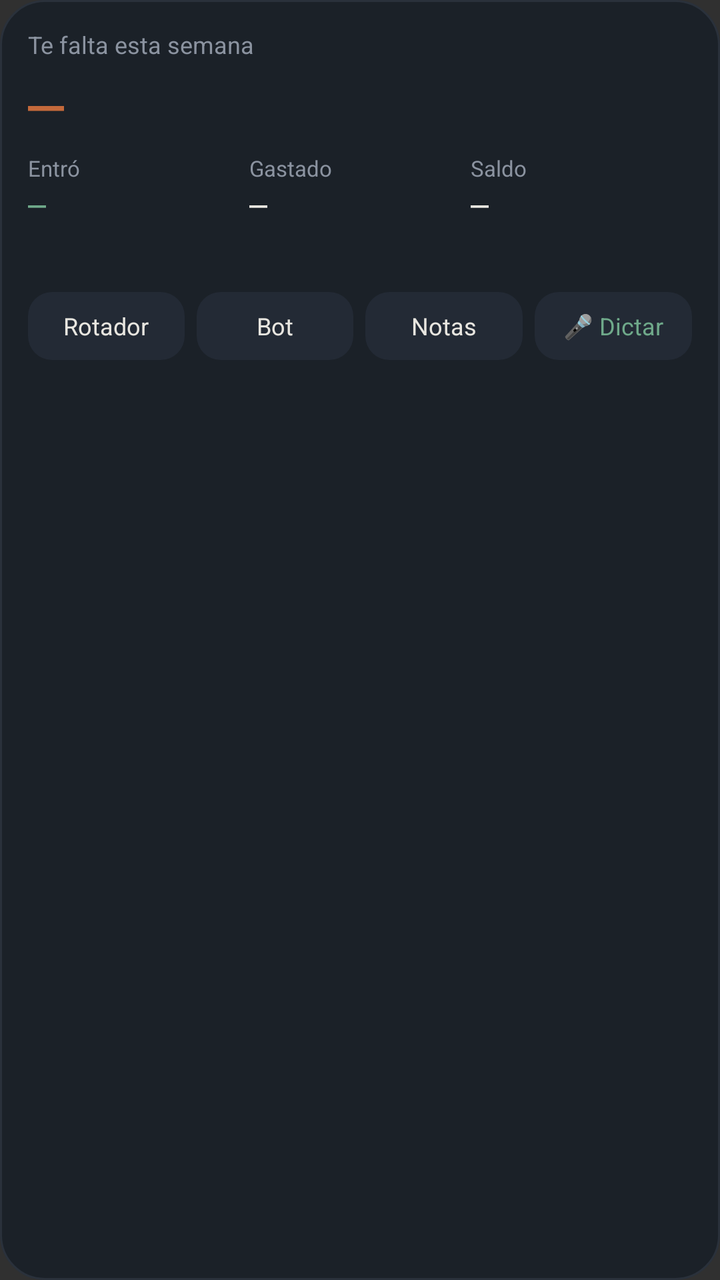
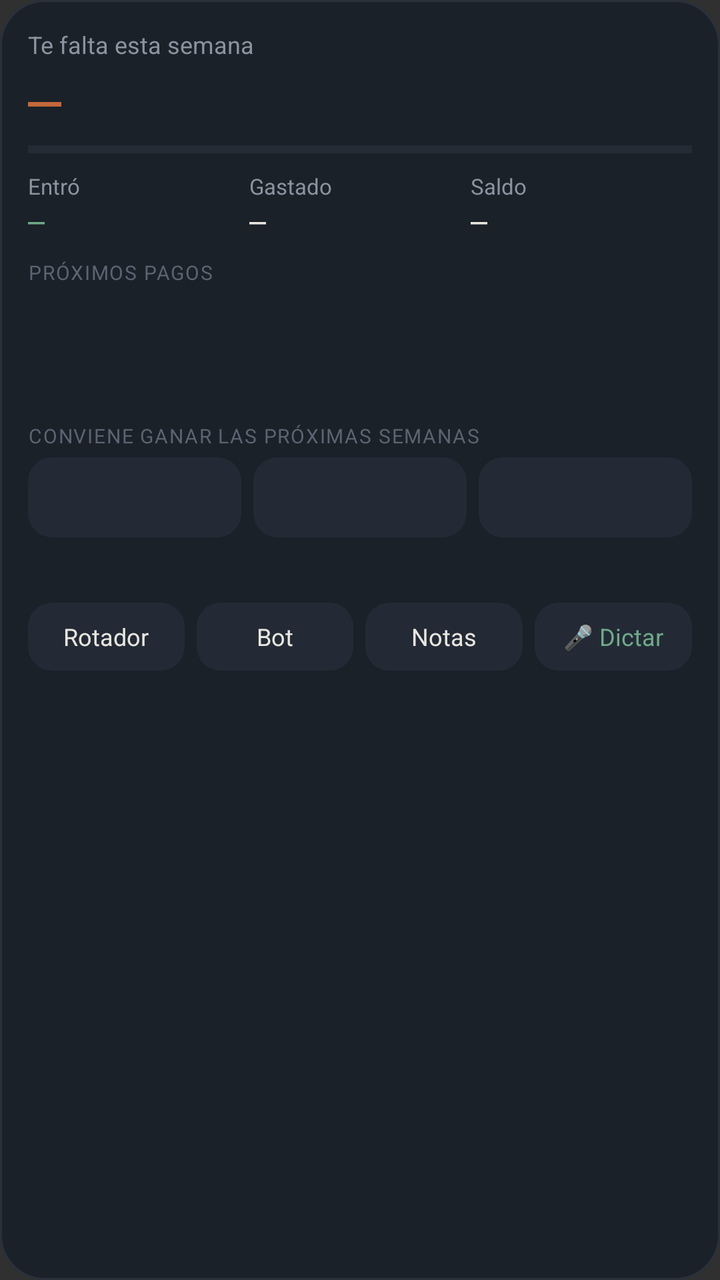

Before-and-after screenshots of an Android layout around one commit, followed by the original layout XML and the change that was made.
<!-- AndroidManifest.xml: application theme android:Theme.Material.NoActionBar -->
<!-- res/layout/widget_week.xml -->
<?xml version="1.0" encoding="utf-8"?>
<LinearLayout xmlns:android="http://schemas.android.com/apk/res/android"
    android:id="@+id/w_root"
    android:layout_width="match_parent"
    android:layout_height="match_parent"
    android:orientation="vertical"
    android:background="@drawable/widget_bg"
    android:padding="14dp">

    <LinearLayout
        android:layout_width="match_parent"
        android:layout_height="wrap_content"
        android:orientation="horizontal">
        <TextView
            android:id="@+id/w_label"
            android:layout_width="0dp"
            android:layout_weight="1"
            android:layout_height="wrap_content"
            android:text="Te falta esta semana"
            android:textColor="#8B93A0"
            android:textSize="12sp" />
        <TextView
            android:id="@+id/w_updated"
            android:layout_width="wrap_content"
            android:layout_height="wrap_content"
            android:textColor="#5B6472"
            android:textSize="10sp" />
    </LinearLayout>

    <TextView
        android:id="@+id/w_main"
        android:layout_width="wrap_content"
        android:layout_height="wrap_content"
        android:text="—"
        android:textColor="#C4693B"
        android:textSize="30sp"
        android:fontFamily="monospace" />

    <LinearLayout
        android:layout_width="match_parent"
        android:layout_height="wrap_content"
        android:layout_marginTop="6dp"
        android:orientation="horizontal">
        <LinearLayout android:layout_width="0dp" android:layout_weight="1" android:layout_height="wrap_content" android:orientation="vertical">
            <TextView android:layout_width="wrap_content" android:layout_height="wrap_content" android:text="Entró" android:textColor="#8B93A0" android:textSize="11sp" />
            <TextView android:id="@+id/w_in" android:layout_width="wrap_content" android:layout_height="wrap_content" android:text="—" android:textColor="#6FA98A" android:textSize="15sp" android:fontFamily="monospace" />
        </LinearLayout>
        <LinearLayout android:layout_width="0dp" android:layout_weight="1" android:layout_height="wrap_content" android:orientation="vertical">
            <TextView android:layout_width="wrap_content" android:layout_height="wrap_content" android:text="Gastado" android:textColor="#8B93A0" android:textSize="11sp" />
            <TextView android:id="@+id/w_out" android:layout_width="wrap_content" android:layout_height="wrap_content" android:text="—" android:textColor="#E8E6E0" android:textSize="15sp" android:fontFamily="monospace" />
        </LinearLayout>
        <LinearLayout android:layout_width="0dp" android:layout_weight="1" android:layout_height="wrap_content" android:orientation="vertical">
            <TextView android:layout_width="wrap_content" android:layout_height="wrap_content" android:text="Saldo" android:textColor="#8B93A0" android:textSize="11sp" />
            <TextView android:id="@+id/w_bal" android:layout_width="wrap_content" android:layout_height="wrap_content" android:text="—" android:textColor="#E8E6E0" android:textSize="15sp" android:fontFamily="monospace" />
        </LinearLayout>
    </LinearLayout>

    <TextView
        android:id="@+id/w_next"
        android:layout_width="match_parent"
        android:layout_height="wrap_content"
        android:layout_marginTop="8dp"
        android:maxLines="1"
        android:ellipsize="end"
        android:text=""
        android:textColor="#E8E6E0"
        android:textSize="12sp" />

    <LinearLayout
        android:layout_width="match_parent"
        android:layout_height="wrap_content"
        android:layout_marginTop="10dp"
        android:orientation="horizontal">
        <TextView android:id="@+id/w_btn_rot" android:layout_width="0dp" android:layout_weight="1" android:layout_height="34dp" android:layout_marginEnd="6dp" android:background="@drawable/widget_btn" android:gravity="center" android:text="Rotador" android:textColor="#E8E6E0" android:textSize="12sp" />
        <TextView android:id="@+id/w_btn_bot" android:layout_width="0dp" android:layout_weight="1" android:layout_height="34dp" android:layout_marginEnd="6dp" android:background="@drawable/widget_btn" android:gravity="center" android:text="Bot" android:textColor="#E8E6E0" android:textSize="12sp" />
        <TextView android:id="@+id/w_btn_notes" android:layout_width="0dp" android:layout_weight="1" android:layout_height="34dp" android:layout_marginEnd="6dp" android:background="@drawable/widget_btn" android:gravity="center" android:text="Notas" android:textColor="#E8E6E0" android:textSize="12sp" />
        <TextView android:id="@+id/w_btn_dict" android:layout_width="0dp" android:layout_weight="1" android:layout_height="34dp" android:background="@drawable/widget_btn" android:gravity="center" android:text="🎤 Dictar" android:textColor="#6FA98A" android:textSize="12sp" />
    </LinearLayout>
</LinearLayout>
<!-- resources referenced by this layout -->
<resources>
  <!-- drawable widget_bg (drawable) -->
  <?xml version="1.0" encoding="utf-8"?>
  <shape xmlns:android="http://schemas.android.com/apk/res/android" android:shape="rectangle">
      <solid android:color="#F21B2129" />
      <corners android:radius="22dp" />
      <stroke android:width="1dp" android:color="#2A313B" />
  </shape>
  <!-- drawable widget_btn (drawable) -->
  <?xml version="1.0" encoding="utf-8"?>
  <shape xmlns:android="http://schemas.android.com/apk/res/android" android:shape="rectangle">
      <solid android:color="#232A35" />
      <corners android:radius="12dp" />
  </shape>
</resources>

<!-- the commit's change to res/layout/widget_week.xml (unified diff, before → after) -->
@@ -7,70 +7,79 @@
     android:background="@drawable/widget_bg"
     android:padding="14dp">
 
-    <LinearLayout
-        android:layout_width="match_parent"
-        android:layout_height="wrap_content"
-        android:orientation="horizontal">
-        <TextView
-            android:id="@+id/w_label"
-            android:layout_width="0dp"
-            android:layout_weight="1"
-            android:layout_height="wrap_content"
-            android:text="Te falta esta semana"
-            android:textColor="#8B93A0"
-            android:textSize="12sp" />
-        <TextView
-            android:id="@+id/w_updated"
-            android:layout_width="wrap_content"
-            android:layout_height="wrap_content"
-            android:textColor="#5B6472"
-            android:textSize="10sp" />
+    <LinearLayout android:layout_width="match_parent" android:layout_height="wrap_content" android:orientation="horizontal">
+        <TextView android:id="@+id/w_label" android:layout_width="0dp" android:layout_weight="1" android:layout_height="wrap_content"
+            android:text="Te falta esta semana" android:textColor="#8B93A0" android:textSize="12sp" />
+        <TextView android:id="@+id/w_revisar" android:layout_width="wrap_content" android:layout_height="wrap_content"
+            android:textColor="#3987E5" android:textSize="11sp" android:layout_marginEnd="8dp" />
+        <TextView android:id="@+id/w_updated" android:layout_width="wrap_content" android:layout_height="wrap_content"
+            android:textColor="#5B6472" android:textSize="10sp" />
     </LinearLayout>
 
-    <TextView
-        android:id="@+id/w_main"
-        android:layout_width="wrap_content"
-        android:layout_height="wrap_content"
-        android:text="—"
-        android:textColor="#C4693B"
-        android:textSize="30sp"
-        android:fontFamily="monospace" />
+    <LinearLayout android:layout_width="match_parent" android:layout_height="wrap_content" android:orientation="horizontal" android:gravity="bottom">
+        <TextView android:id="@+id/w_main" android:layout_width="wrap_content" android:layout_height="wrap_content"
+            android:text="—" android:textColor="#C4693B" android:textSize="28sp" android:fontFamily="monospace" />
+        <TextView android:id="@+id/w_meta" android:layout_width="wrap_content" android:layout_height="wrap_content"
+            android:layout_marginStart="8dp" android:layout_marginBottom="5dp" android:textColor="#5B6472" android:textSize="11sp" />
+    </LinearLayout>
 
-    <LinearLayout
-        android:layout_width="match_parent"
-        android:layout_height="wrap_content"
-        android:layout_marginTop="6dp"
-        android:orientation="horizontal">
+    <ProgressBar android:id="@+id/w_prog" style="?android:attr/progressBarStyleHorizontal"
+        android:layout_width="match_parent" android:layout_height="6dp" android:layout_marginTop="4dp"
+        android:max="100" android:progress="0" android:progressTint="#C4693B" android:progressBackgroundTint="#3A4250" />
+
+    <LinearLayout android:layout_width="match_parent" android:layout_height="wrap_content" android:layout_marginTop="8dp" android:orientation="horizontal">
         <LinearLayout android:layout_width="0dp" android:layout_weight="1" android:layout_height="wrap_content" android:orientation="vertical">
             <TextView android:layout_width="wrap_content" android:layout_height="wrap_content" android:text="Entró" android:textColor="#8B93A0" android:textSize="11sp" />
-            <TextView android:id="@+id/w_in" android:layout_width="wrap_content" android:layout_height="wrap_content" android:text="—" android:textColor="#6FA98A" android:textSize="15sp" android:fontFamily="monospace" />
+            <TextView android:id="@+id/w_in" android:layout_width="wrap_content" android:layout_height="wrap_content" android:text="—" android:textColor="#6FA98A" android:textSize="14sp" android:fontFamily="monospace" />
         </LinearLayout>
         <LinearLayout android:layout_width="0dp" android:layout_weight="1" android:layout_height="wrap_content" android:orientation="vertical">
             <TextView android:layout_width="wrap_content" android:layout_height="wrap_content" android:text="Gastado" android:textColor="#8B93A0" android:textSize="11sp" />
-            <TextView android:id="@+id/w_out" android:layout_width="wrap_content" android:layout_height="wrap_content" android:text="—" android:textColor="#E8E6E0" android:textSize="15sp" android:fontFamily="monospace" />
+            <TextView android:id="@+id/w_out" android:layout_width="wrap_content" android:layout_height="wrap_content" android:text="—" android:textColor="#E8E6E0" android:textSize="14sp" android:fontFamily="monospace" />
         </LinearLayout>
         <LinearLayout android:layout_width="0dp" android:layout_weight="1" android:layout_height="wrap_content" android:orientation="vertical">
             <TextView android:layout_width="wrap_content" android:layout_height="wrap_content" android:text="Saldo" android:textColor="#8B93A0" android:textSize="11sp" />
-            <TextView android:id="@+id/w_bal" android:layout_width="wrap_content" android:layout_height="wrap_content" android:text="—" android:textColor="#E8E6E0" android:textSize="15sp" android:fontFamily="monospace" />
+            <TextView android:id="@+id/w_bal" android:layout_width="wrap_content" android:layout_height="wrap_content" android:text="—" android:textColor="#E8E6E0" android:textSize="14sp" android:fontFamily="monospace" />
         </LinearLayout>
     </LinearLayout>
 
-    <TextView
-        android:id="@+id/w_next"
-        android:layout_width="match_parent"
-        android:layout_height="wrap_content"
-        android:layout_marginTop="8dp"
-        android:maxLines="1"
-        android:ellipsize="end"
-        android:text=""
-        android:textColor="#E8E6E0"
-        android:textSize="12sp" />
+    <TextView android:layout_width="wrap_content" android:layout_height="wrap_content" android:layout_marginTop="10dp"
+        android:text="PRÓXIMOS PAGOS" android:textColor="#5B6472" android:textSize="10sp" android:letterSpacing="0.06" />
+    <LinearLayout android:layout_width="match_parent" android:layout_height="wrap_content" android:orientation="vertical">
+        <LinearLayout android:layout_width="match_parent" android:layout_height="wrap_content" android:orientation="horizontal" android:layout_marginTop="3dp">
+            <TextView android:id="@+id/w_p1_t" android:layout_width="0dp" android:layout_weight="1" android:layout_height="wrap_content" android:maxLines="1" android:ellipsize="end" android:textColor="#E8E6E0" android:textSize="12sp" />
+            <TextView android:id="@+id/w_p1_a" android:layout_width="wrap_content" android:layout_height="wrap_content" android:textColor="#C4693B" android:textSize="12sp" android:fontFamily="monospace" />
+        </LinearLayout>
+        <LinearLayout android:layout_width="match_parent" android:layout_height="wrap_content" android:orientation="horizontal" android:layout_marginTop="3dp">
+            <TextView android:id="@+id/w_p2_t" android:layout_width="0dp" android:layout_weight="1" android:layout_height="wrap_content" android:maxLines="1" android:ellipsize="end" android:textColor="#E8E6E0" android:textSize="12sp" />
+            <TextView android:id="@+id/w_p2_a" android:layout_width="wrap_content" android:layout_height="wrap_content" android:textColor="#C4693B" android:textSize="12sp" android:fontFamily="monospace" />
+        </LinearLayout>
+        <LinearLayout android:layout_width="match_parent" android:layout_height="wrap_content" android:orientation="horizontal" android:layout_marginTop="3dp">
+            <TextView android:id="@+id/w_p3_t" android:layout_width="0dp" android:layout_weight="1" android:layout_height="wrap_content" android:maxLines="1" android:ellipsize="end" android:textColor="#E8E6E0" android:textSize="12sp" />
+            <TextView android:id="@+id/w_p3_a" android:layout_width="wrap_content" android:layout_height="wrap_content" android:textColor="#C4693B" android:textSize="12sp" android:fontFamily="monospace" />
+        </LinearLayout>
+    </LinearLayout>
 
-    <LinearLayout
-        android:layout_width="match_parent"
-        android:layout_height="wrap_content"
-        android:layout_marginTop="10dp"
-        android:orientation="horizontal">
+    <TextView android:layout_width="wrap_content" android:layout_height="wrap_content" android:layout_marginTop="10dp"
+        android:text="CONVIENE GANAR LAS PRÓXIMAS SEMANAS" android:textColor="#5B6472" android:textSize="10sp" android:letterSpacing="0.06" />
+    <LinearLayout android:layout_width="match_parent" android:layout_height="wrap_content" android:layout_marginTop="4dp" android:orientation="horizontal">
+        <LinearLayout android:layout_width="0dp" android:layout_weight="1" android:layout_height="wrap_content" android:orientation="vertical" android:gravity="center_horizontal" android:background="@drawable/widget_btn" android:padding="5dp" android:layout_marginEnd="6dp">
+            <TextView android:id="@+id/w_w1_r" android:layout_width="wrap_content" android:layout_height="wrap_content" android:textColor="#8B93A0" android:textSize="10sp" />
+            <TextView android:id="@+id/w_w1_a" android:layout_width="wrap_content" android:layout_height="wrap_content" android:textColor="#E8E6E0" android:textSize="12sp" android:fontFamily="monospace" />
+        </LinearLayout>
+        <LinearLayout android:layout_width="0dp" android:layout_weight="1" android:layout_height="wrap_content" android:orientation="vertical" android:gravity="center_horizontal" android:background="@drawable/widget_btn" android:padding="5dp" android:layout_marginEnd="6dp">
+            <TextView android:id="@+id/w_w2_r" android:layout_width="wrap_content" android:layout_height="wrap_content" android:textColor="#8B93A0" android:textSize="10sp" />
+            <TextView android:id="@+id/w_w2_a" android:layout_width="wrap_content" android:layout_height="wrap_content" android:textColor="#E8E6E0" android:textSize="12sp" android:fontFamily="monospace" />
+        </LinearLayout>
+        <LinearLayout android:layout_width="0dp" android:layout_weight="1" android:layout_height="wrap_content" android:orientation="vertical" android:gravity="center_horizontal" android:background="@drawable/widget_btn" android:padding="5dp" >
+            <TextView android:id="@+id/w_w3_r" android:layout_width="wrap_content" android:layout_height="wrap_content" android:textColor="#8B93A0" android:textSize="10sp" />
+            <TextView android:id="@+id/w_w3_a" android:layout_width="wrap_content" android:layout_height="wrap_content" android:textColor="#E8E6E0" android:textSize="12sp" android:fontFamily="monospace" />
+        </LinearLayout>
+    </LinearLayout>
+
+    <TextView android:id="@+id/w_extra" android:layout_width="match_parent" android:layout_height="wrap_content" android:layout_marginTop="8dp"
+        android:maxLines="1" android:ellipsize="end" android:textColor="#8B93A0" android:textSize="11sp" />
+
+    <LinearLayout android:layout_width="match_parent" android:layout_height="wrap_content" android:layout_marginTop="10dp" android:orientation="horizontal">
         <TextView android:id="@+id/w_btn_rot" android:layout_width="0dp" android:layout_weight="1" android:layout_height="34dp" android:layout_marginEnd="6dp" android:background="@drawable/widget_btn" android:gravity="center" android:text="Rotador" android:textColor="#E8E6E0" android:textSize="12sp" />
         <TextView android:id="@+id/w_btn_bot" android:layout_width="0dp" android:layout_weight="1" android:layout_height="34dp" android:layout_marginEnd="6dp" android:background="@drawable/widget_btn" android:gravity="center" android:text="Bot" android:textColor="#E8E6E0" android:textSize="12sp" />
         <TextView android:id="@+id/w_btn_notes" android:layout_width="0dp" android:layout_weight="1" android:layout_height="34dp" android:layout_marginEnd="6dp" android:background="@drawable/widget_btn" android:gravity="center" android:text="Notas" android:textColor="#E8E6E0" android:textSize="12sp" />
